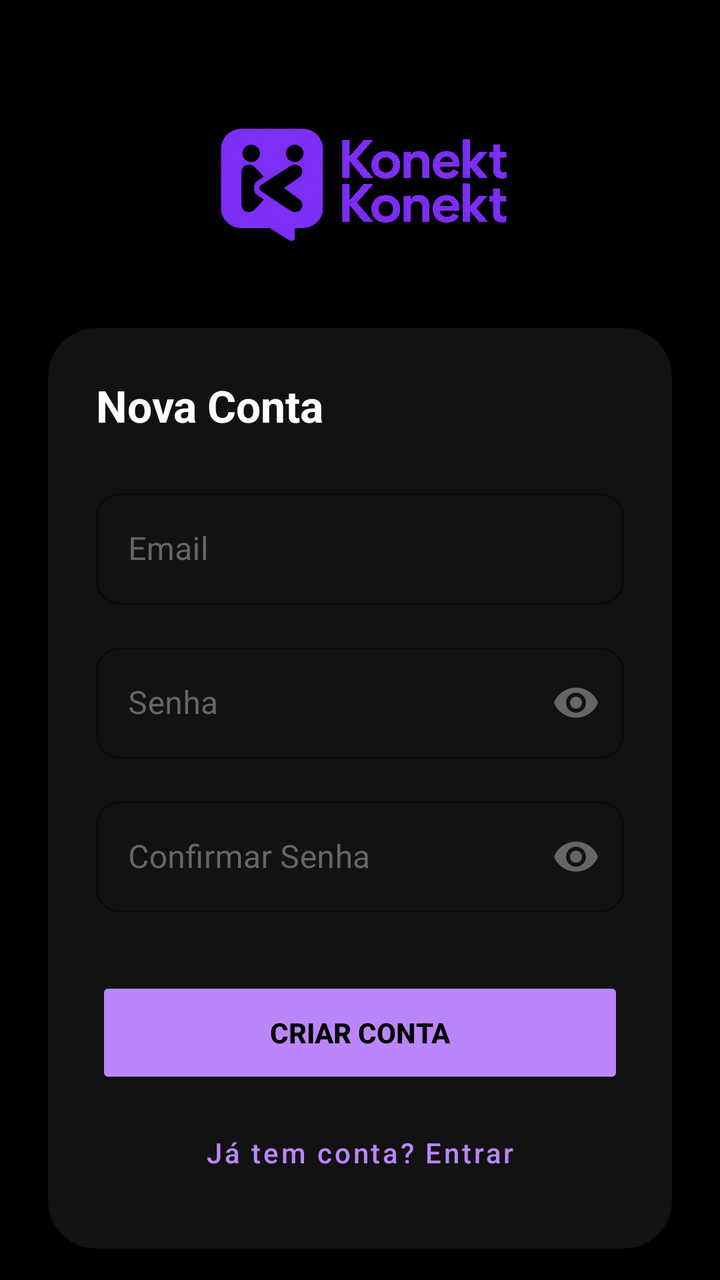
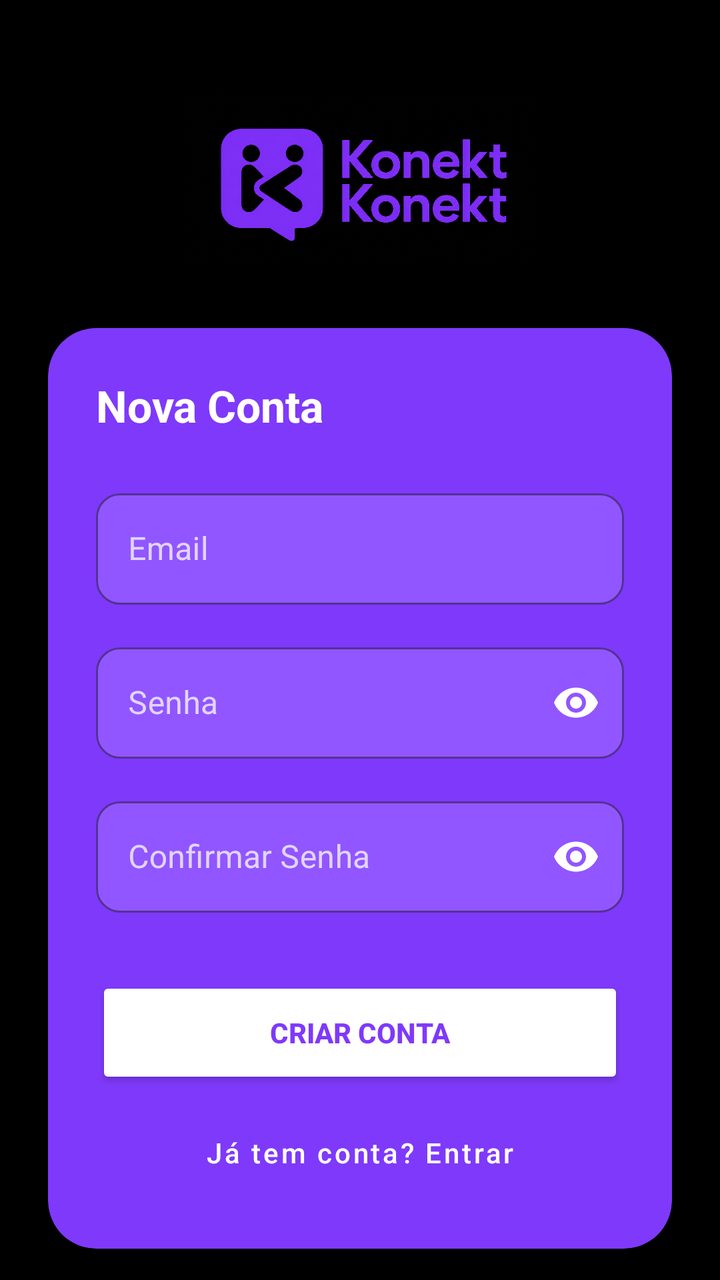

Screens rendered from an Android XML layout before and after an edit, with the pre-edit source and the edit as a unified diff.
<!-- AndroidManifest.xml: application theme Theme.MicroRedeSocial -->
<!-- res/layout/activity_sign_up.xml -->
<?xml version="1.0" encoding="utf-8"?>
<androidx.constraintlayout.widget.ConstraintLayout
    xmlns:android="http://schemas.android.com/apk/res/android"
    xmlns:app="http://schemas.android.com/apk/res-auto"
    xmlns:tools="http://schemas.android.com/tools"
    android:layout_width="match_parent"
    android:layout_height="match_parent"
    android:background="#000000">

    <ImageView
        android:id="@+id/logo"
        android:layout_width="180dp"
        android:layout_height="100dp"
        android:layout_marginTop="40dp"
        android:contentDescription="Logo Konekt"
        android:src="@drawable/logo"
        app:layout_constraintEnd_toEndOf="parent"
        app:layout_constraintStart_toStartOf="parent"
        app:layout_constraintTop_toTopOf="parent" />

    <androidx.cardview.widget.CardView
        android:id="@+id/cardCadastro"
        android:layout_width="0dp"
        android:layout_height="wrap_content"
        android:layout_margin="24dp"
        app:cardBackgroundColor="#121212"
        app:cardCornerRadius="24dp"
        app:cardElevation="0dp"
        app:layout_constraintEnd_toEndOf="parent"
        app:layout_constraintStart_toStartOf="parent"
        app:layout_constraintTop_toBottomOf="@id/logo">

        <LinearLayout
            android:layout_width="match_parent"
            android:layout_height="wrap_content"
            android:orientation="vertical"
            android:padding="24dp">

            <TextView
                android:layout_width="wrap_content"
                android:layout_height="wrap_content"
                android:layout_marginBottom="24dp"
                android:text="Nova Conta"
                android:textColor="#FFFFFF"
                android:textSize="22sp"
                android:textStyle="bold" />

            <com.google.android.material.textfield.TextInputLayout
                style="@style/Widget.MaterialComponents.TextInputLayout.OutlinedBox"
                android:layout_width="match_parent"
                android:layout_height="wrap_content"
                android:hint="Email"
                android:textColorHint="#666666"
                app:boxStrokeColor="#BB86FC"
                app:hintTextColor="#BB86FC"
                app:boxBackgroundColor="#121212"
                app:boxCornerRadiusTopStart="12dp"
                app:boxCornerRadiusBottomEnd="12dp"
                app:boxCornerRadiusBottomStart="12dp"
                app:boxCornerRadiusTopEnd="12dp">

                <com.google.android.material.textfield.TextInputEditText
                    android:id="@+id/edtEmail"
                    android:layout_width="match_parent"
                    android:layout_height="wrap_content"
                    android:inputType="textEmailAddress"
                    android:textColor="#FFFFFF"
                    android:importantForAutofill="no" />
            </com.google.android.material.textfield.TextInputLayout>

            <com.google.android.material.textfield.TextInputLayout
                style="@style/Widget.MaterialComponents.TextInputLayout.OutlinedBox"
                android:layout_width="match_parent"
                android:layout_height="wrap_content"
                android:layout_marginTop="16dp"
                android:hint="Senha"
                android:textColorHint="#666666"
                app:boxStrokeColor="#BB86FC"
                app:hintTextColor="#BB86FC"
                app:boxBackgroundColor="#121212"
                app:passwordToggleEnabled="true"
                app:passwordToggleTint="#666666"
                app:boxCornerRadiusTopStart="12dp"
                app:boxCornerRadiusBottomEnd="12dp"
                app:boxCornerRadiusBottomStart="12dp"
                app:boxCornerRadiusTopEnd="12dp">

                <com.google.android.material.textfield.TextInputEditText
                    android:id="@+id/edtPassword"
                    android:layout_width="match_parent"
                    android:layout_height="wrap_content"
                    android:inputType="textPassword"
                    android:textColor="#FFFFFF"
                    android:importantForAutofill="no" />
            </com.google.android.material.textfield.TextInputLayout>

            <com.google.android.material.textfield.TextInputLayout
                style="@style/Widget.MaterialComponents.TextInputLayout.OutlinedBox"
                android:layout_width="match_parent"
                android:layout_height="wrap_content"
                android:layout_marginTop="16dp"
                android:hint="Confirmar Senha"
                android:textColorHint="#666666"
                app:boxStrokeColor="#BB86FC"
                app:hintTextColor="#BB86FC"
                app:boxBackgroundColor="#121212"
                app:passwordToggleEnabled="true"
                app:passwordToggleTint="#666666"
                app:boxCornerRadiusTopStart="12dp"
                app:boxCornerRadiusBottomEnd="12dp"
                app:boxCornerRadiusBottomStart="12dp"
                app:boxCornerRadiusTopEnd="12dp">

                <com.google.android.material.textfield.TextInputEditText
                    android:id="@+id/edtConfirmPassword"
                    android:layout_width="match_parent"
                    android:layout_height="wrap_content"
                    android:inputType="textPassword"
                    android:textColor="#FFFFFF"
                    android:importantForAutofill="no" />
            </com.google.android.material.textfield.TextInputLayout>

            <Button
                android:id="@+id/btnCreateAccount"
                android:layout_width="match_parent"
                android:layout_height="56dp"
                android:layout_marginTop="32dp"
                android:backgroundTint="#BB86FC"
                android:text="CRIAR CONTA"
                android:textColor="#000000"
                android:textStyle="bold"
                app:cornerRadius="12dp" />

            <Button
                android:id="@+id/btnBackToLogin"
                style="@style/Widget.MaterialComponents.Button.TextButton"
                android:layout_width="match_parent"
                android:layout_height="wrap_content"
                android:layout_marginTop="8dp"
                android:text="Já tem conta? Entrar"
                android:textAllCaps="false"
                android:textColor="#BB86FC" />

        </LinearLayout>
    </androidx.cardview.widget.CardView>

</androidx.constraintlayout.widget.ConstraintLayout>
<!-- resources referenced by this layout -->
<resources>
  <!-- drawable logo: png bitmap (drawable, 797790 bytes) -->
  <style name="Theme.MicroRedeSocial" parent="Base.Theme.MicroRedeSocial" />
  <style name="Base.Theme.MicroRedeSocial" parent="Theme.Material3.DayNight.NoActionBar">
          
          
      </style>
</resources>

<!-- the commit's change to res/layout/activity_sign_up.xml (unified diff, before → after) -->
@@ -2,7 +2,6 @@
 <androidx.constraintlayout.widget.ConstraintLayout
     xmlns:android="http://schemas.android.com/apk/res/android"
     xmlns:app="http://schemas.android.com/apk/res-auto"
-    xmlns:tools="http://schemas.android.com/tools"
     android:layout_width="match_parent"
     android:layout_height="match_parent"
     android:background="#000000">
@@ -23,9 +22,9 @@
         android:layout_width="0dp"
         android:layout_height="wrap_content"
         android:layout_margin="24dp"
-        app:cardBackgroundColor="#121212"
+        app:cardBackgroundColor="#7F39FB"
         app:cardCornerRadius="24dp"
-        app:cardElevation="0dp"
+        app:cardElevation="8dp"
         app:layout_constraintEnd_toEndOf="parent"
         app:layout_constraintStart_toStartOf="parent"
         app:layout_constraintTop_toBottomOf="@id/logo">
@@ -50,10 +49,10 @@
                 android:layout_width="match_parent"
                 android:layout_height="wrap_content"
                 android:hint="Email"
-                android:textColorHint="#666666"
-                app:boxStrokeColor="#BB86FC"
-                app:hintTextColor="#BB86FC"
-                app:boxBackgroundColor="#121212"
+                android:textColorHint="#E1D5FF"
+                app:hintTextColor="#FFFFFF"
+                app:boxStrokeColor="#FFFFFF"
+                app:boxBackgroundColor="#9156FF"
                 app:boxCornerRadiusTopStart="12dp"
                 app:boxCornerRadiusBottomEnd="12dp"
                 app:boxCornerRadiusBottomStart="12dp"
@@ -74,12 +73,12 @@
                 android:layout_height="wrap_content"
                 android:layout_marginTop="16dp"
                 android:hint="Senha"
-                android:textColorHint="#666666"
-                app:boxStrokeColor="#BB86FC"
-                app:hintTextColor="#BB86FC"
-                app:boxBackgroundColor="#121212"
+                android:textColorHint="#E1D5FF"
+                app:hintTextColor="#FFFFFF"
+                app:boxStrokeColor="#FFFFFF"
+                app:boxBackgroundColor="#9156FF"
                 app:passwordToggleEnabled="true"
-                app:passwordToggleTint="#666666"
+                app:passwordToggleTint="#FFFFFF"
                 app:boxCornerRadiusTopStart="12dp"
                 app:boxCornerRadiusBottomEnd="12dp"
                 app:boxCornerRadiusBottomStart="12dp"
@@ -100,12 +99,12 @@
                 android:layout_height="wrap_content"
                 android:layout_marginTop="16dp"
                 android:hint="Confirmar Senha"
-                android:textColorHint="#666666"
-                app:boxStrokeColor="#BB86FC"
-                app:hintTextColor="#BB86FC"
-                app:boxBackgroundColor="#121212"
+                android:textColorHint="#E1D5FF"
+                app:hintTextColor="#FFFFFF"
+                app:boxStrokeColor="#FFFFFF"
+                app:boxBackgroundColor="#9156FF"
                 app:passwordToggleEnabled="true"
-                app:passwordToggleTint="#666666"
+                app:passwordToggleTint="#FFFFFF"
                 app:boxCornerRadiusTopStart="12dp"
                 app:boxCornerRadiusBottomEnd="12dp"
                 app:boxCornerRadiusBottomStart="12dp"
@@ -125,9 +124,9 @@
                 android:layout_width="match_parent"
                 android:layout_height="56dp"
                 android:layout_marginTop="32dp"
-                android:backgroundTint="#BB86FC"
+                android:backgroundTint="#FFFFFF"
                 android:text="CRIAR CONTA"
-                android:textColor="#000000"
+                android:textColor="#7F39FB"
                 android:textStyle="bold"
                 app:cornerRadius="12dp" />
 
@@ -139,7 +138,7 @@
                 android:layout_marginTop="8dp"
                 android:text="Já tem conta? Entrar"
                 android:textAllCaps="false"
-                android:textColor="#BB86FC" />
+                android:textColor="#FFFFFF" />
 
         </LinearLayout>
     </androidx.cardview.widget.CardView>
